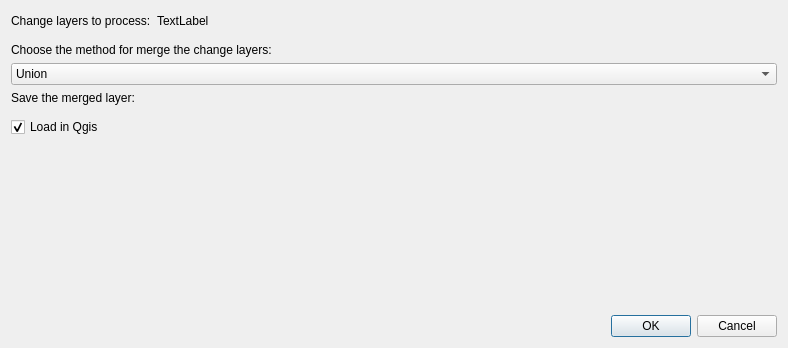
This is ui/merge_change_layers_dialog.ui in SMByC/PCA4CD as Qt 5 draws it before an edit. The edited form follows.
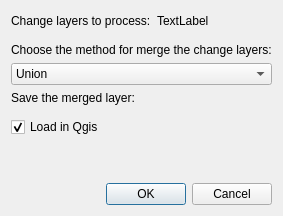
This is the edited form. Custom widgets are drawn as their Qt base class.

Commit message: UI sizes adjusted

```diff
--- a/ui/merge_change_layers_dialog.ui
+++ b/ui/merge_change_layers_dialog.ui
@@ -2,14 +2,6 @@
 <ui version="4.0">
  <class>Dialog</class>
  <widget class="QDialog" name="Dialog">
-  <property name="geometry">
-   <rect>
-    <x>0</x>
-    <y>0</y>
-    <width>788</width>
-    <height>348</height>
-   </rect>
-  </property>
   <property name="windowTitle">
    <string>Merge Change Detection Layers</string>
   </property>
```
The commit also changes 5 other files.
